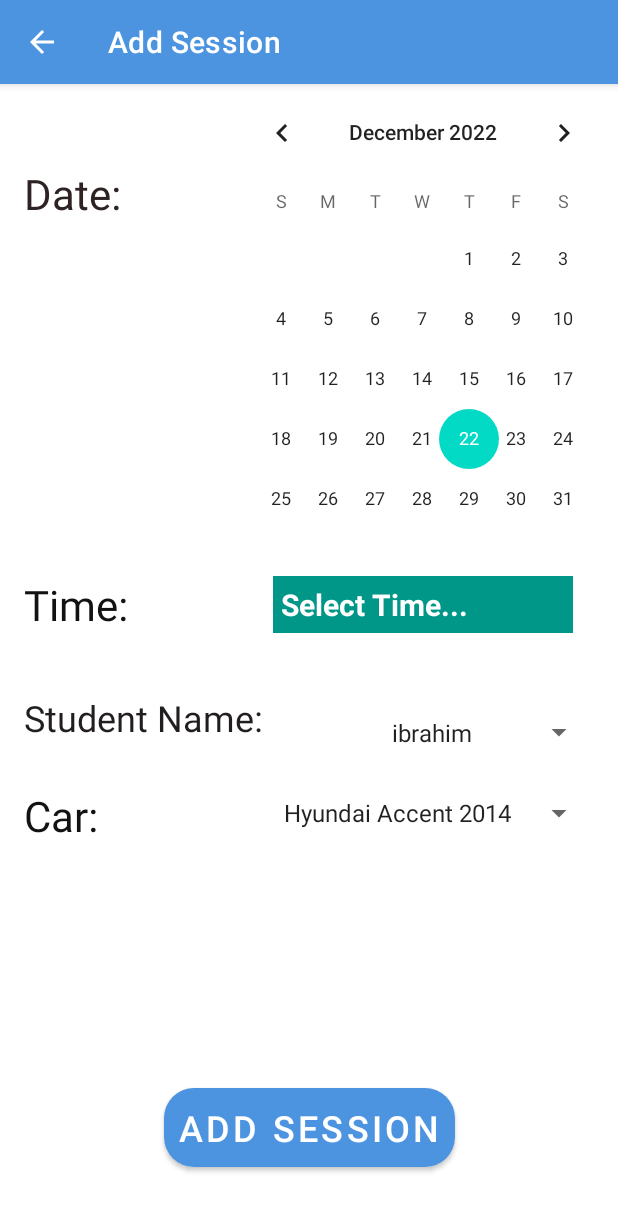
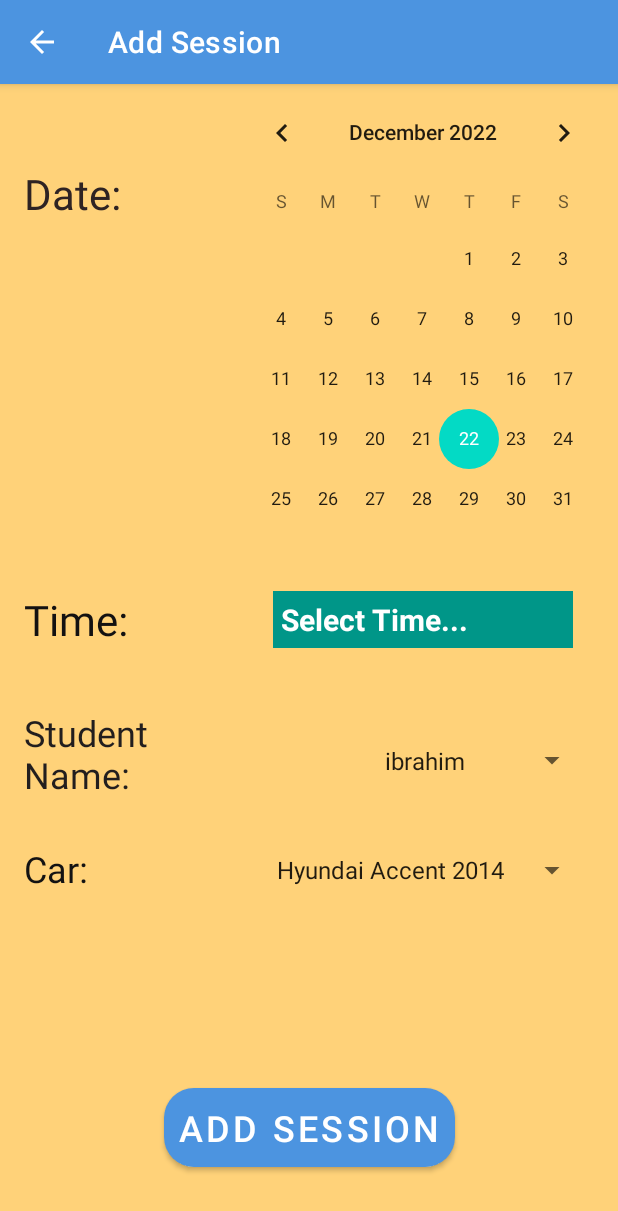
Before and after one commit to Ahmad-Alqattu/Assignment1-Driving-School, an Android app: the AddSession screen opened directly, with no data from a screen before it, on a phone screen of 412 x 824 dp. Shown: the top 1211 px of the screen. Run offline under Robolectric (Android 15) with nearby library versions, the phone set to English and light mode, and no system bars.

Commit message:
add student

```diff
--- a/app/src/main/res/layout/activity_add_session.xml
+++ b/app/src/main/res/layout/activity_add_session.xml
@@ -3,7 +3,8 @@
     xmlns:app="http://schemas.android.com/apk/res-auto"
     xmlns:tools="http://schemas.android.com/tools"
     android:layout_width="match_parent"
-    android:layout_height="match_parent">
+    android:layout_height="match_parent"
+    android:background="#E4FFCD6A">
 
 
     <TextView
@@ -24,7 +25,7 @@
         android:layout_height="wrap_content"
         android:layout_marginStart="16dp"
         android:layout_marginTop="40dp"
-        android:text="Student Name:"
+        android:text="Student \nName:"
         android:textColor="#221E1E"
         android:textSize="24sp"
         app:layout_constraintStart_toStartOf="parent"
@@ -34,8 +35,8 @@
         android:id="@+id/studentNameSpinner"
         android:layout_width="wrap_content"
         android:layout_height="wrap_content"
-        android:layout_marginTop="5dp"
-        android:layout_marginEnd="15dp"
+        android:layout_marginTop="14dp"
+        android:layout_marginEnd="20dp"
         android:clipToPadding="false"
         android:contentDescription="stuent name"
         android:paddingHorizontal="10dp"
@@ -51,7 +52,7 @@
         android:layout_marginTop="30dp"
         android:text="Car:"
         android:textColor="#131212"
-        android:textSize="28sp"
+        android:textSize="24sp"
         app:layout_constraintStart_toStartOf="parent"
         app:layout_constraintTop_toBottomOf="@+id/textView6" />
 
@@ -60,7 +61,7 @@
         android:layout_width="wrap_content"
         android:layout_height="wrap_content"
         android:layout_marginTop="5dp"
-        android:layout_marginEnd="15dp"
+        android:layout_marginEnd="20dp"
         android:contentDescription="car "
         app:layout_constraintEnd_toEndOf="parent"
         app:layout_constraintTop_toTopOf="@+id/textView7" />
@@ -85,7 +86,7 @@
         android:layout_width="200dp"
         android:layout_height="wrap_content"
         android:layout_centerHorizontal="true"
-        android:layout_marginTop="30dp"
+        android:layout_marginTop="40dp"
         android:layout_marginEnd="30dp"
         android:background="#009688"
         android:hint="Select Time..."
@@ -97,6 +98,7 @@
         app:cornerRadius="20dp"
         app:layout_constraintEnd_toEndOf="parent"
         app:layout_constraintTop_toBottomOf="@+id/calendarView" />
+
     <CalendarView
         android:id="@+id/calendarView"
         android:layout_width="260dp"
@@ -110,7 +112,7 @@
         android:layout_width="wrap_content"
         android:layout_height="wrap_content"
         android:layout_marginStart="16dp"
-        android:layout_marginTop="30dp"
+        android:layout_marginTop="40dp"
         android:text="Time:"
         android:textColor="#131111"
         android:textSize="28sp"
```
